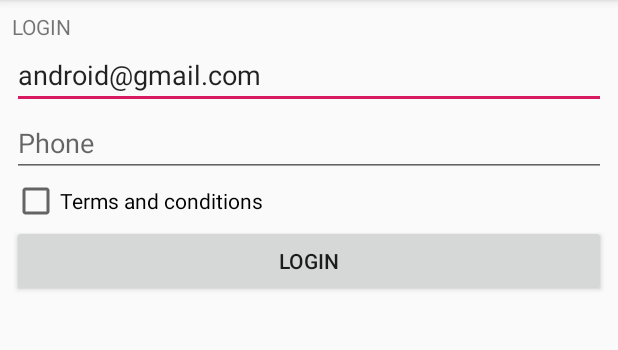
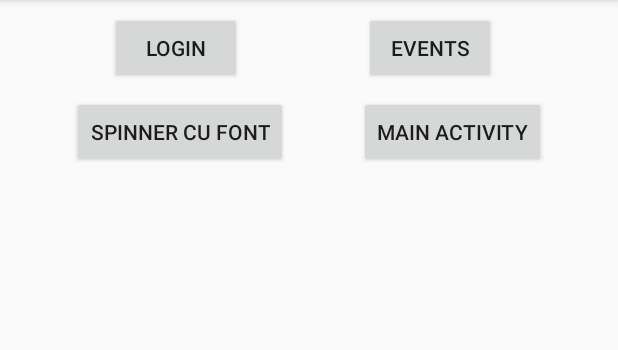
Before and after one commit to magdamiu/AndroidFundamentals04, an Android app: the screen it shows after launch (LoginActivity before the commit, FirstActivity after it), on a phone screen of 412 x 824 dp, the part 84-434 px from its top. Run offline under Robolectric (Android 15) with nearby library versions, the phone set to English and light mode, and no system bars.

Commit message:
added an example for spinner with custom font and a new structure of the classes

```diff
--- /dev/null
+++ b/app/src/main/java/com/magdamiu/androidfundamentals04/FirstActivity.java
@@ -0,0 +1,35 @@
+package com.magdamiu.androidfundamentals04;
+
+import androidx.appcompat.app.AppCompatActivity;
+
+import android.content.Intent;
+import android.os.Bundle;
+import android.view.View;
+
+import com.magdamiu.androidfundamentals04.custom_spinner.SpinnerActivity;
+import com.magdamiu.androidfundamentals04.recycler_view.EventsActivity;
+
+public class FirstActivity extends AppCompatActivity {
+
+    @Override
+    protected void onCreate(Bundle savedInstanceState) {
+        super.onCreate(savedInstanceState);
+        setContentView(R.layout.activity_first);
+    }
+
+    public void loginOnClick(View view) {
+        startActivity(new Intent(FirstActivity.this, LoginActivity.class));
+    }
+
+    public void eventsOnClick(View view) {
+        startActivity(new Intent(FirstActivity.this, EventsActivity.class));
+    }
+
+    public void spinnerOnClick(View view) {
+        startActivity(new Intent(FirstActivity.this, SpinnerActivity.class));
+    }
+
+    public void mainOnClick(View view) {
+        startActivity(new Intent(FirstActivity.this, MainActivity.class));
+    }
+}
--- a/app/src/main/java/com/magdamiu/androidfundamentals04/LoginActivity.java
+++ b/app/src/main/java/com/magdamiu/androidfundamentals04/LoginActivity.java
@@ -4,12 +4,13 @@ import androidx.appcompat.app.AppCompatActivity;
 
 import android.content.Intent;
 import android.os.Bundle;
-import android.util.Log;
 import android.util.Patterns;
 import android.view.View;
 import android.widget.CheckBox;
 import android.widget.EditText;
 import android.widget.Toast;
+
+import com.magdamiu.androidfundamentals04.recycler_view.EventsActivity;
 
 public class LoginActivity extends AppCompatActivity {
 
--- a/app/src/main/java/com/magdamiu/androidfundamentals04/Event.java
+++ b/app/src/main/java/com/magdamiu/androidfundamentals04/recycler_view/Event.java
@@ -1,4 +1,4 @@
-package com.magdamiu.androidfundamentals04;
+package com.magdamiu.androidfundamentals04.recycler_view;
 
 import java.util.Date;
 
--- a/app/src/main/java/com/magdamiu/androidfundamentals04/EventsActivity.java
+++ b/app/src/main/java/com/magdamiu/androidfundamentals04/recycler_view/EventsActivity.java
@@ -1,4 +1,4 @@
-package com.magdamiu.androidfundamentals04;
+package com.magdamiu.androidfundamentals04.recycler_view;
 
 import androidx.appcompat.app.AppCompatActivity;
 import androidx.recyclerview.widget.LinearLayoutManager;
@@ -7,6 +7,8 @@ import androidx.recyclerview.widget.RecyclerView;
 import android.os.Bundle;
 import android.view.View;
 import android.widget.Toast;
+
+import com.magdamiu.androidfundamentals04.R;
 
 import java.util.ArrayList;
 import java.util.Date;
--- a/app/src/main/java/com/magdamiu/androidfundamentals04/EventsAdapter.java
+++ b/app/src/main/java/com/magdamiu/androidfundamentals04/recycler_view/EventsAdapter.java
@@ -1,4 +1,4 @@
-package com.magdamiu.androidfundamentals04;
+package com.magdamiu.androidfundamentals04.recycler_view;
 
 import android.view.LayoutInflater;
 import android.view.View;
@@ -7,6 +7,7 @@ import android.view.ViewGroup;
 import androidx.annotation.NonNull;
 import androidx.recyclerview.widget.RecyclerView;
 
+import com.magdamiu.androidfundamentals04.R;
 import com.squareup.picasso.Picasso;
 
 import java.util.List;
--- a/app/src/main/java/com/magdamiu/androidfundamentals04/EventsClickListener.java
+++ b/app/src/main/java/com/magdamiu/androidfundamentals04/recycler_view/EventsClickListener.java
@@ -1,4 +1,4 @@
-package com.magdamiu.androidfundamentals04;
+package com.magdamiu.androidfundamentals04.recycler_view;
 
 import android.view.View;
 
--- a/app/src/main/java/com/magdamiu/androidfundamentals04/EventsViewHolder.java
+++ b/app/src/main/java/com/magdamiu/androidfundamentals04/recycler_view/EventsViewHolder.java
@@ -1,4 +1,4 @@
-package com.magdamiu.androidfundamentals04;
+package com.magdamiu.androidfundamentals04.recycler_view;
 
 import android.view.View;
 import android.widget.ImageView;
@@ -6,6 +6,8 @@ import android.widget.TextView;
 
 import androidx.annotation.NonNull;
 import androidx.recyclerview.widget.RecyclerView;
+
+import com.magdamiu.androidfundamentals04.R;
 
 public class EventsViewHolder extends RecyclerView.ViewHolder {
 
--- a/app/src/main/java/com/magdamiu/androidfundamentals04/RecyclerTouchListener.java
+++ b/app/src/main/java/com/magdamiu/androidfundamentals04/recycler_view/RecyclerTouchListener.java
@@ -1,4 +1,4 @@
-package com.magdamiu.androidfundamentals04;
+package com.magdamiu.androidfundamentals04.recycler_view;
 
 import android.content.Context;
 import android.view.GestureDetector;
--- a/app/src/main/res/layout/activity_events.xml
+++ b/app/src/main/res/layout/activity_events.xml
@@ -4,7 +4,7 @@
     xmlns:tools="http://schemas.android.com/tools"
     android:layout_width="match_parent"
     android:layout_height="match_parent"
-    tools:context=".EventsActivity">
+    tools:context=".recycler_view.EventsActivity">
 
     <androidx.recyclerview.widget.RecyclerView
         android:layout_width="match_parent"
--- /dev/null
+++ b/app/src/main/res/layout/activity_first.xml
@@ -0,0 +1,59 @@
+<?xml version="1.0" encoding="utf-8"?>
+<androidx.constraintlayout.widget.ConstraintLayout xmlns:android="http://schemas.android.com/apk/res/android"
+    xmlns:app="http://schemas.android.com/apk/res-auto"
+    xmlns:tools="http://schemas.android.com/tools"
+    android:layout_width="match_parent"
+    android:layout_height="match_parent"
+    tools:context=".FirstActivity">
+
+    <Button
+        android:id="@+id/button5"
+        android:layout_width="wrap_content"
+        android:layout_height="wrap_content"
+        android:layout_marginTop="8dp"
+        android:layout_marginEnd="8dp"
+        android:onClick="loginOnClick"
+        android:text="@string/login"
+        app:layout_constraintEnd_toStartOf="@+id/button8"
+        app:layout_constraintHorizontal_bias="0.5"
+        app:layout_constraintStart_toStartOf="parent"
+        app:layout_constraintTop_toTopOf="parent" />
+
+    <Button
+        android:id="@+id/button8"
+        android:layout_width="wrap_content"
+        android:layout_height="wrap_content"
+        android:layout_marginTop="8dp"
+        android:layout_marginEnd="8dp"
+        android:onClick="eventsOnClick"
+        android:text="Events"
+        app:layout_constraintEnd_toEndOf="parent"
+        app:layout_constraintHorizontal_bias="0.5"
+        app:layout_constraintStart_toEndOf="@+id/button5"
+        app:layout_constraintTop_toTopOf="parent" />
+
+    <Button
+        android:id="@+id/button9"
+        android:layout_width="wrap_content"
+        android:layout_height="wrap_content"
+        android:layout_marginTop="8dp"
+        android:onClick="spinnerOnClick"
+        android:text="Spinner cu font"
+        app:layout_constraintEnd_toStartOf="@+id/button10"
+        app:layout_constraintHorizontal_bias="0.5"
+        app:layout_constraintHorizontal_chainStyle="spread"
+        app:layout_constraintStart_toStartOf="parent"
+        app:layout_constraintTop_toBottomOf="@+id/button5" />
+
+    <Button
+        android:id="@+id/button10"
+        android:layout_width="wrap_content"
+        android:layout_height="wrap_content"
+        android:layout_marginTop="8dp"
+        android:onClick="mainOnClick"
+        android:text="Main activity"
+        app:layout_constraintEnd_toEndOf="parent"
+        app:layout_constraintHorizontal_bias="0.5"
+        app:layout_constraintStart_toEndOf="@+id/button9"
+        app:layout_constraintTop_toBottomOf="@+id/button8" />
+</androidx.constraintlayout.widget.ConstraintLayout>
--- a/app/src/main/res/values/strings.xml
+++ b/app/src/main/res/values/strings.xml
@@ -105,4 +105,5 @@
     <string name="action_settings">Settings</string>
     <string name="single_click">Single click</string>
     <string name="long_click">Long click</string>
+    <string name="colors">Colors</string>
 </resources>
```
Also changed, not shown: app/src/main/AndroidManifest.xml (+5 -5 lines), app/src/main/java/com/magdamiu/androidfundamentals04/custom_spinner/CustomSpinnerAdapter.java (added, +39 -0 lines), app/src/main/java/com/magdamiu/androidfundamentals04/custom_spinner/SpinnerActivity.java (added, +45 -0 lines), app/src/main/res/layout/activity_spinner.xml (added, +34 -0 lines), app/src/main/res/layout/color_item.xml (added, +10 -0 lines), app/src/main/res/font/greatvibesfont.otf (added).
